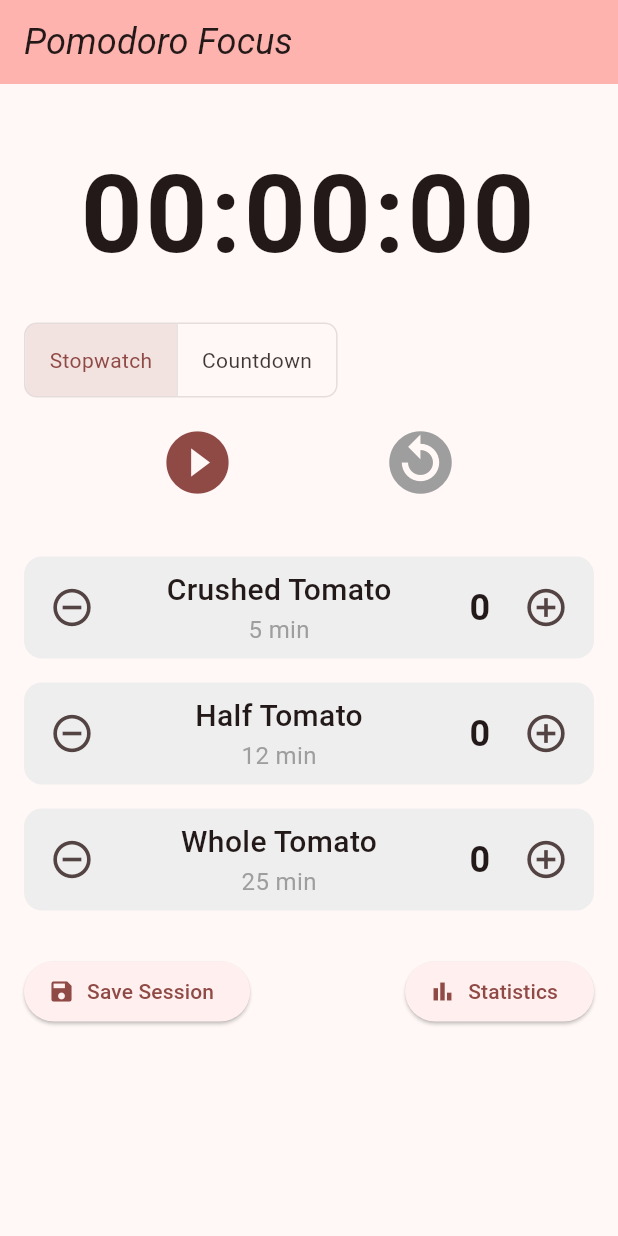
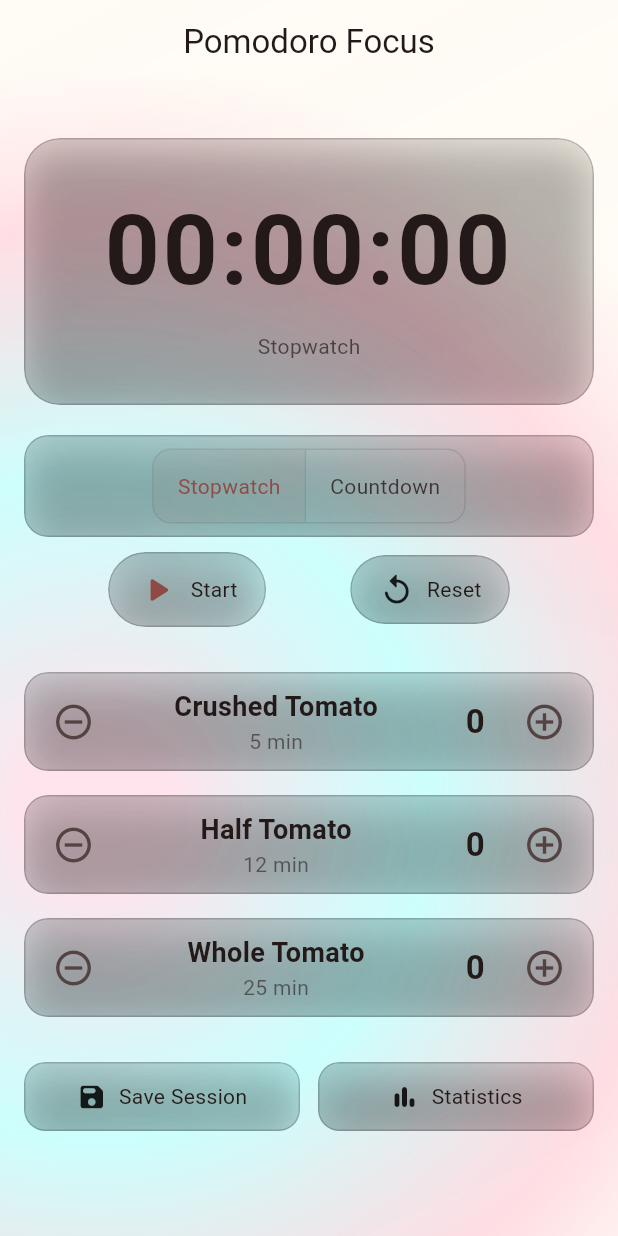
Before and after one commit to potaxo/pomodoro_app, a Flutter app: the screen it shows after launch, on a phone screen of 412 x 824 dp. Run offline on Flutter 3.47's test engine with Material 3 defaults, Android fonts, the phone set to English and light mode, and no system bars; our stand-ins replace fl_chart, hive, hive_flutter, shared_preferences; accounts and stored records are empty.

Commit message:
evolution of ui

```diff
--- a/lib/main.dart
+++ b/lib/main.dart
@@ -4,6 +4,7 @@
 import 'package:hive_flutter/hive_flutter.dart';
 import 'package:pomodoro_app/models/pomodoro_record.dart';
 import 'package:pomodoro_app/screens/home_screen.dart';
+import 'package:pomodoro_app/widgets/ambient_background.dart';
 
 Future<void> main() async {
   // Ensure that Flutter is initialized
@@ -26,18 +27,36 @@
 
   @override
   Widget build(BuildContext context) {
+    final base = ThemeData(
+      colorScheme: ColorScheme.fromSeed(seedColor: Colors.redAccent),
+      useMaterial3: true,
+    );
+
     return MaterialApp(
       title: 'Pomodoro Focus App',
-      theme: ThemeData(
-        colorScheme: ColorScheme.fromSeed(seedColor: Colors.redAccent),
-        useMaterial3: true,
-        textTheme: const TextTheme(
-          displayLarge: TextStyle(fontSize: 72.0, fontWeight: FontWeight.bold),
-          titleLarge: TextStyle(fontSize: 24.0, fontStyle: FontStyle.italic),
-          bodyMedium: TextStyle(fontSize: 14.0),
+      themeMode: ThemeMode.system,
+      theme: base.copyWith(
+        scaffoldBackgroundColor: Colors.transparent,
+        appBarTheme: base.appBarTheme.copyWith(
+          elevation: 0,
+          centerTitle: true,
+          backgroundColor: Colors.transparent,
+          foregroundColor: base.colorScheme.onSurface,
+        ),
+        cardTheme: base.cardTheme.copyWith(
+          color: Colors.white.withOpacity(0.05),
+          elevation: 0,
         ),
       ),
-      home: const HomeScreen(),
+      darkTheme: ThemeData.dark(useMaterial3: true).copyWith(
+        scaffoldBackgroundColor: Colors.transparent,
+        appBarTheme: const AppBarTheme(
+          elevation: 0,
+          centerTitle: true,
+          backgroundColor: Colors.transparent,
+        ),
+      ),
+      home: AmbientBackground(child: const HomeScreen()),
     );
   }
 }
--- a/lib/screens/home_screen.dart
+++ b/lib/screens/home_screen.dart
@@ -6,6 +6,7 @@ import 'package:hive/hive.dart';
 import 'package:shared_preferences/shared_preferences.dart';
 import '../models/pomodoro_record.dart';
 import 'package:pomodoro_app/screens/stats_screen.dart';
+import 'package:pomodoro_app/widgets/glass_container.dart';
 
 enum TimerMode { stopwatch, countdown }
 
@@ -154,7 +155,7 @@ class _HomeScreenState extends State<HomeScreen> {
     return Scaffold(
       appBar: AppBar(
         title: const Text('Pomodoro Focus'),
-        backgroundColor: Theme.of(context).colorScheme.inversePrimary,
+        backgroundColor: Colors.transparent,
       ),
       body: SingleChildScrollView(
         child: Padding(
@@ -164,41 +165,90 @@ class _HomeScreenState extends State<HomeScreen> {
             crossAxisAlignment: CrossAxisAlignment.stretch,
             children: <Widget>[
               const SizedBox(height: 20),
+              GlassContainer(
+                padding: const EdgeInsets.symmetric(vertical: 28, horizontal: 16),
+                borderRadius: 24,
+                child: Column(
+                  children: [
                     Text(
                       _formatTime(_totalSeconds),
                       textAlign: TextAlign.center,
-                style: const TextStyle(fontSize: 72, fontWeight: FontWeight.bold, letterSpacing: 2),
+                      style: const TextStyle(
+                        fontSize: 64,
+                        fontWeight: FontWeight.w700,
+                        letterSpacing: 2,
+                      ),
+                    ),
+                    const SizedBox(height: 8),
+                    Text(
+                      _timerMode == TimerMode.stopwatch ? 'Stopwatch' : 'Countdown',
+                      style: TextStyle(
+                        color: Theme.of(context).colorScheme.onSurface.withOpacity(0.7),
+                      ),
+                    ),
+                  ],
+                ),
               ),
               const SizedBox(height: 20),
-              ToggleButtons(
-                isSelected: [_timerMode == TimerMode.stopwatch, _timerMode == TimerMode.countdown],
+              GlassContainer(
+                borderRadius: 16,
+                padding: const EdgeInsets.symmetric(vertical: 8, horizontal: 12),
+                child: Center(
+                  child: ToggleButtons(
+                    isSelected: [
+                      _timerMode == TimerMode.stopwatch,
+                      _timerMode == TimerMode.countdown,
+                    ],
                     onPressed: (index) {
                       setState(() {
                         _timerMode = index == 0 ? TimerMode.stopwatch : TimerMode.countdown;
                         _resetTimer();
                       });
                     },
-                borderRadius: BorderRadius.circular(8.0),
+                    borderRadius: BorderRadius.circular(12.0),
+                    selectedColor: Theme.of(context).colorScheme.primary,
+                    color: Theme.of(context).colorScheme.onSurface.withOpacity(0.8),
+                    fillColor: Theme.of(context).colorScheme.primary.withOpacity(0.08),
                     children: const [
-                  Padding(padding: EdgeInsets.symmetric(horizontal: 16), child: Text('Stopwatch')),
-                  Padding(padding: EdgeInsets.symmetric(horizontal: 16), child: Text('Countdown')),
+                      Padding(padding: EdgeInsets.symmetric(horizontal: 16, vertical: 8), child: Text('Stopwatch')),
+                      Padding(padding: EdgeInsets.symmetric(horizontal: 16, vertical: 8), child: Text('Countdown')),
                     ],
+                  ),
+                ),
               ),
               const SizedBox(height: 10),
               Row(
                 mainAxisAlignment: MainAxisAlignment.spaceEvenly,
                 children: [
-                  IconButton(
-                    icon: Icon(_isRunning ? Icons.pause_circle_filled : Icons.play_circle_filled),
-                    iconSize: 50,
+                  GlassButton(
                     onPressed: _isRunning ? _stopTimer : _startTimer,
-                    color: Theme.of(context).primaryColor,
+                    borderRadius: 32,
+                    padding: const EdgeInsets.symmetric(horizontal: 18, vertical: 10),
+                    child: Row(
+                      mainAxisSize: MainAxisSize.min,
+                      children: [
+                        Icon(
+                          _isRunning ? Icons.pause_rounded : Icons.play_arrow_rounded,
+                          size: 28,
+                          color: Theme.of(context).colorScheme.primary,
                         ),
-                  IconButton(
-                    icon: const Icon(Icons.replay_circle_filled),
-                    iconSize: 50,
+                        const SizedBox(width: 8),
+                        Text(_isRunning ? 'Pause' : 'Start'),
+                      ],
+                    ),
+                  ),
+                  GlassButton(
                     onPressed: _resetTimer,
-                    color: Colors.grey,
+                    borderRadius: 32,
+                    padding: const EdgeInsets.symmetric(horizontal: 18, vertical: 10),
+                    child: Row(
+                      mainAxisSize: MainAxisSize.min,
+                      children: const [
+                        Icon(Icons.replay_rounded, size: 24),
+                        SizedBox(width: 8),
+                        Text('Reset'),
+                      ],
+                    ),
                   ),
                 ],
               ),
@@ -216,20 +266,37 @@ class _HomeScreenState extends State<HomeScreen> {
               Row(
                 mainAxisAlignment: MainAxisAlignment.spaceBetween,
                 children: [
-                  ElevatedButton.icon(
+                  Expanded(
+                    child: GlassButton(
                       onPressed: _saveSessionToHistory,
-                    icon: const Icon(Icons.save),
-                    label: const Text('Save Session'),
+                      child: Row(
+                        mainAxisAlignment: MainAxisAlignment.center,
+                        children: const [
+                          Icon(Icons.save_rounded, size: 20),
+                          SizedBox(width: 8),
+                          Text('Save Session'),
+                        ],
                       ),
-                  ElevatedButton.icon(
+                    ),
+                  ),
+                  const SizedBox(width: 12),
+                  Expanded(
+                    child: GlassButton(
                       onPressed: () {
                         Navigator.push(
                           context,
                           MaterialPageRoute(builder: (context) => const StatsScreen()),
                         );
                       },
-                    icon: const Icon(Icons.bar_chart),
-                    label: const Text('Statistics'),
+                      child: Row(
+                        mainAxisAlignment: MainAxisAlignment.center,
+                        children: const [
+                          Icon(Icons.bar_chart_rounded, size: 20),
+                          SizedBox(width: 8),
+                          Text('Statistics'),
+                        ],
+                      ),
+                    ),
                   ),
                 ],
               ),
@@ -243,48 +310,46 @@ class _HomeScreenState extends State<HomeScreen> {
 
   // --- THIS IS THE CORRECTED WIDGET ---
   Widget _buildTomatoCounter(String name, String duration, int count, String type, int minutes) {
-    return GestureDetector(
+    return GlassContainer(
       onTap: () => _setTimerDuration(minutes),
-      child: Container(
       padding: const EdgeInsets.symmetric(vertical: 8.0, horizontal: 8.0),
-        decoration: BoxDecoration(
-          color: Colors.grey.shade200,
-          borderRadius: BorderRadius.circular(12),
-        ),
+      borderRadius: 16,
       child: Row(
         crossAxisAlignment: CrossAxisAlignment.center,
         children: [
           IconButton(
-              icon: const Icon(Icons.remove_circle_outline, size: 30),
+            icon: const Icon(Icons.remove_circle_outline, size: 28),
             onPressed: () => _updateTomatoCount(type, -1),
           ),
-            // Expanded makes this Column take up all available space
           Expanded(
             child: Column(
-                // Center the text within the Column
               crossAxisAlignment: CrossAxisAlignment.center,
               children: [
-                  Text(name, style: const TextStyle(fontSize: 20, fontWeight: FontWeight.w500)),
-                  Text(duration, style: const TextStyle(fontSize: 16, color: Colors.grey)),
+                Text(name, style: const TextStyle(fontSize: 18, fontWeight: FontWeight.w600)),
+                Text(
+                  duration,
+                  style: TextStyle(
+                    fontSize: 14,
+                    color: Theme.of(context).colorScheme.onSurface.withOpacity(0.6),
+                  ),
+                ),
               ],
             ),
           ),
-            // Give the number a fixed width to prevent layout shifts
           SizedBox(
-              width: 40,
+            width: 44,
             child: Text(
               '$count',
               textAlign: TextAlign.center,
-                style: const TextStyle(fontSize: 24, fontWeight: FontWeight.bold),
+              style: const TextStyle(fontSize: 22, fontWeight: FontWeight.bold),
             ),
           ),
           IconButton(
-              icon: const Icon(Icons.add_circle_outline, size: 30),
+            icon: const Icon(Icons.add_circle_outline, size: 28),
             onPressed: () => _updateTomatoCount(type, 1),
           ),
         ],
       ),
-      ),
     );
   }
 }
--- a/lib/screens/stats_screen.dart
+++ b/lib/screens/stats_screen.dart
@@ -4,6 +4,8 @@ import 'package:flutter/material.dart';
 import 'package:hive_flutter/hive_flutter.dart';
 import 'package:fl_chart/fl_chart.dart';
 import '../models/pomodoro_record.dart';
+import 'package:pomodoro_app/widgets/glass_container.dart';
+import 'package:pomodoro_app/widgets/ambient_background.dart';
 
 class StatsScreen extends StatelessWidget {
   const StatsScreen({super.key});
@@ -12,20 +14,25 @@ class StatsScreen extends StatelessWidget {
   Widget build(BuildContext context) {
     final Box<PomodoroRecord> box = Hive.box<PomodoroRecord>('pomodoro_box');
 
-    return Scaffold(
+    return AmbientBackground(
+      child: Scaffold(
         appBar: AppBar(
           title: const Text('Your Productivity Stats'),
-        backgroundColor: Theme.of(context).colorScheme.inversePrimary,
+          backgroundColor: Colors.transparent,
         ),
         body: ValueListenableBuilder(
         valueListenable: box.listenable(),
         builder: (context, Box<PomodoroRecord> box, _) {
           if (box.values.isEmpty) {
-            return const Center(
-              child: Text(
+            return Center(
+              child: GlassContainer(
+                padding: const EdgeInsets.all(20),
+                borderRadius: 20,
+                child: const Text(
                   'No saved sessions yet.\nComplete a session and save it!',
                   textAlign: TextAlign.center,
                   style: TextStyle(fontSize: 18),
+                ),
               ),
             );
           }
@@ -52,26 +59,32 @@ class StatsScreen extends StatelessWidget {
               padding: const EdgeInsets.all(20.0),
               child: Column(
                 children: [
-                  const Text(
+                  GlassContainer(
+                    borderRadius: 20,
+                    padding: const EdgeInsets.all(16),
+                    child: const Text(
                       'Total Tomatoes Completed',
                       style: TextStyle(fontSize: 22, fontWeight: FontWeight.bold),
+                      textAlign: TextAlign.center,
                     ),
-                  const SizedBox(height: 32),
-
-                  // We can still use a SizedBox to suggest a good default height for the chart.
-                  SizedBox(
+                  ),
+                  const SizedBox(height: 24),
+                  GlassContainer(
+                    borderRadius: 20,
+                    padding: const EdgeInsets.all(8),
+                    child: SizedBox(
                       height: 350,
                       child: BarChart(
                         BarChartData(
                           alignment: BarChartAlignment.spaceAround,
-                        maxY: maxVal * 1.2,
+                          maxY: (maxVal == 0 ? 1 : maxVal) * 1.2,
                           barTouchData: BarTouchData(enabled: true),
                           titlesData: FlTitlesData(
                             show: true,
                             bottomTitles: AxisTitles(
                               sideTitles: SideTitles(
                                 showTitles: true,
-                              reservedSize: 40, // Increased space for the titles
+                                reservedSize: 40,
                                 getTitlesWidget: (double value, TitleMeta meta) {
                                   String text = '';
                                   switch (value.toInt()) {
@@ -100,15 +113,16 @@ class StatsScreen extends StatelessWidget {
                           borderData: FlBorderData(show: false),
                           barGroups: [
                             BarChartGroupData(x: 0, barRods: [
-                            BarChartRodData(toY: totalCrushed.toDouble(), color: Colors.red[200], width: 35, borderRadius: BorderRadius.circular(4)),
+                              BarChartRodData(toY: totalCrushed.toDouble(), color: Colors.red[200], width: 35, borderRadius: BorderRadius.circular(6)),
                             ]),
                             BarChartGroupData(x: 1, barRods: [
-                            BarChartRodData(toY: totalHalf.toDouble(), color: Colors.red[400], width: 35, borderRadius: BorderRadius.circular(4)),
+                              BarChartRodData(toY: totalHalf.toDouble(), color: Colors.red[400], width: 35, borderRadius: BorderRadius.circular(6)),
                             ]),
                             BarChartGroupData(x: 2, barRods: [
-                            BarChartRodData(toY: totalWhole.toDouble(), color: Colors.red[700], width: 35, borderRadius: BorderRadius.circular(4)),
+                              BarChartRodData(toY: totalWhole.toDouble(), color: Colors.red[700], width: 35, borderRadius: BorderRadius.circular(6)),
                             ]),
                           ],
+                        ),
                       ),
                     ),
                   ),
@@ -118,6 +132,7 @@ class StatsScreen extends StatelessWidget {
           );
         },
       ),
+    ),
     );
   }
 }
--- /dev/null
+++ b/lib/widgets/ambient_background.dart
@@ -0,0 +1,90 @@
+// lib/widgets/ambient_background.dart
+
+import 'dart:math';
+import 'package:flutter/material.dart';
+
+/// Animated multi-stop gradient background with subtle movement.
+class AmbientBackground extends StatefulWidget {
+  final Widget child;
+
+  const AmbientBackground({super.key, required this.child});
+
+  @override
+  State<AmbientBackground> createState() => _AmbientBackgroundState();
+}
+
+class _AmbientBackgroundState extends State<AmbientBackground>
+    with SingleTickerProviderStateMixin {
+  late final AnimationController _controller;
+
+  @override
+  void initState() {
+    super.initState();
+    _controller = AnimationController(
+      vsync: this,
+      duration: const Duration(seconds: 18),
+    )..repeat();
+  }
+
+  @override
+  void dispose() {
+    _controller.dispose();
+    super.dispose();
+  }
+
+  @override
+  Widget build(BuildContext context) {
+    final isDark = Theme.of(context).brightness == Brightness.dark;
+    final palette = isDark
+        ? [
+            const Color(0xFF241E92),
+            const Color(0xFF5432D3),
+            const Color(0xFF7F39FB),
+            const Color(0xFFE53E3E),
+          ]
+        : [
+            const Color(0xFFFFDEE9),
+            const Color(0xFFB5FFFC),
+            const Color(0xFFFFC1CC),
+            const Color(0xFFFFF6E7),
+          ];
+
+    return AnimatedBuilder(
+      animation: _controller,
+      builder: (context, _) {
+        final t = _controller.value;
+        final angle = t * 2 * pi;
+        final align = Alignment(cos(angle) * 0.75, sin(angle) * 0.75);
+
+        return Container(
+          decoration: BoxDecoration(
+            gradient: RadialGradient(
+              center: align,
+              radius: 1.2,
+              colors: [
+                palette[0].withOpacity(isDark ? 0.55 : 0.85),
+                palette[1].withOpacity(isDark ? 0.40 : 0.70),
+                palette[2].withOpacity(isDark ? 0.30 : 0.55),
+                palette[3].withOpacity(isDark ? 0.25 : 0.45),
+              ],
+              stops: const [0.10, 0.45, 0.78, 1.0],
+            ),
+          ),
+          child: DecoratedBox(
+            decoration: BoxDecoration(
+              gradient: LinearGradient(
+                begin: Alignment.topLeft,
+                end: Alignment.bottomRight,
+                colors: [
+                  Colors.white.withOpacity(isDark ? 0.02 : 0.06),
+                  Colors.white.withOpacity(0.00),
+                ],
+              ),
+            ),
+            child: widget.child,
+          ),
+        );
+      },
+    );
+  }
+}
--- /dev/null
+++ b/lib/widgets/glass_container.dart
@@ -0,0 +1,106 @@
+// lib/widgets/glass_container.dart
+
+import 'dart:ui';
+import 'package:flutter/material.dart';
+
+/// A reusable frosted glass container with subtle gradient, border and blur.
+class GlassContainer extends StatelessWidget {
+  final Widget child;
+  final EdgeInsetsGeometry padding;
+  final double borderRadius;
+  final GestureTapCallback? onTap;
+  final Color? tintColor; // optional color tint
+
+  const GlassContainer({
+    super.key,
+    required this.child,
+    this.padding = const EdgeInsets.all(16),
+    this.borderRadius = 16,
+    this.onTap,
+    this.tintColor,
+  });
+
+  @override
+  Widget build(BuildContext context) {
+    final bg = Theme.of(context).brightness == Brightness.dark
+        ? Colors.white
+        : Colors.black;
+
+    final content = ClipRRect(
+      borderRadius: BorderRadius.circular(borderRadius),
+      child: BackdropFilter(
+        filter: ImageFilter.blur(sigmaX: 18, sigmaY: 18),
+        child: Container(
+          padding: padding,
+          decoration: BoxDecoration(
+            gradient: LinearGradient(
+              begin: Alignment.topLeft,
+              end: Alignment.bottomRight,
+              colors: [
+                (tintColor ?? bg).withOpacity(0.10),
+                (tintColor ?? bg).withOpacity(0.04),
+              ],
+            ),
+            borderRadius: BorderRadius.circular(borderRadius),
+            border: Border.all(
+              color: (tintColor ?? bg).withOpacity(0.18),
+              width: 1,
+            ),
+            boxShadow: [
+              BoxShadow(
+                color: Colors.black.withOpacity(0.25),
+                blurRadius: 24,
+                spreadRadius: 2,
+                offset: const Offset(0, 8),
+              ),
+            ],
+          ),
+          child: child,
+        ),
+      ),
+    );
+
+    if (onTap != null) {
+      return Material(
+        color: Colors.transparent,
+        child: InkWell(
+          borderRadius: BorderRadius.circular(borderRadius),
+          onTap: onTap,
+          child: content,
+        ),
+      );
+    }
+    return content;
+  }
+}
+
+class GlassButton extends StatelessWidget {
+  final Widget child;
+  final VoidCallback? onPressed;
+  final double borderRadius;
+  final EdgeInsetsGeometry padding;
+  final Color? tintColor;
+
+  const GlassButton({
+    super.key,
+    required this.child,
+    this.onPressed,
+    this.borderRadius = 14,
+    this.padding = const EdgeInsets.symmetric(horizontal: 18, vertical: 12),
+    this.tintColor,
+  });
+
+  @override
+  Widget build(BuildContext context) {
+    return GlassContainer(
+      borderRadius: borderRadius,
+      padding: EdgeInsets.zero,
+      tintColor: tintColor,
+      child: InkWell(
+        borderRadius: BorderRadius.circular(borderRadius),
+        onTap: onPressed,
+        child: Padding(padding: padding, child: Center(child: child)),
+      ),
+    );
+  }
+}
```
Lines whose indentation alone changed are shown as unchanged.
